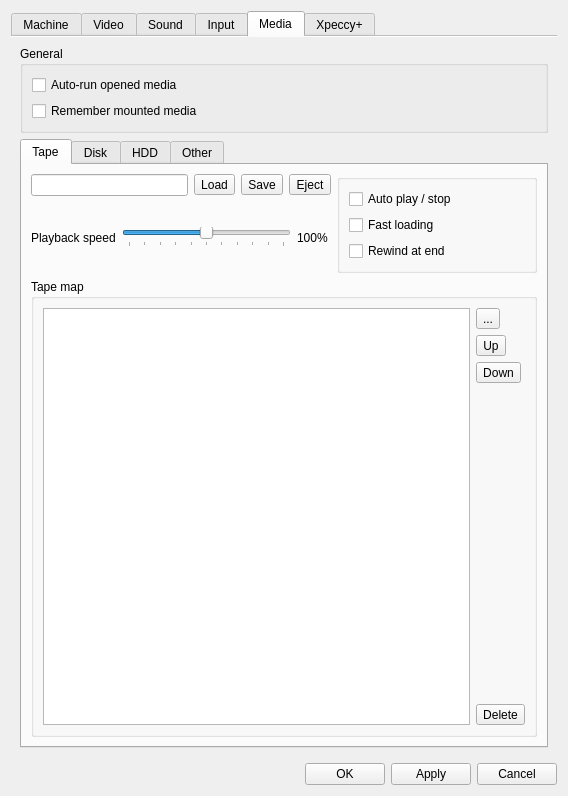
First picture: the form in ui/setupwin.ui, repository dotkoval/xpeccy-plus, before the edit.
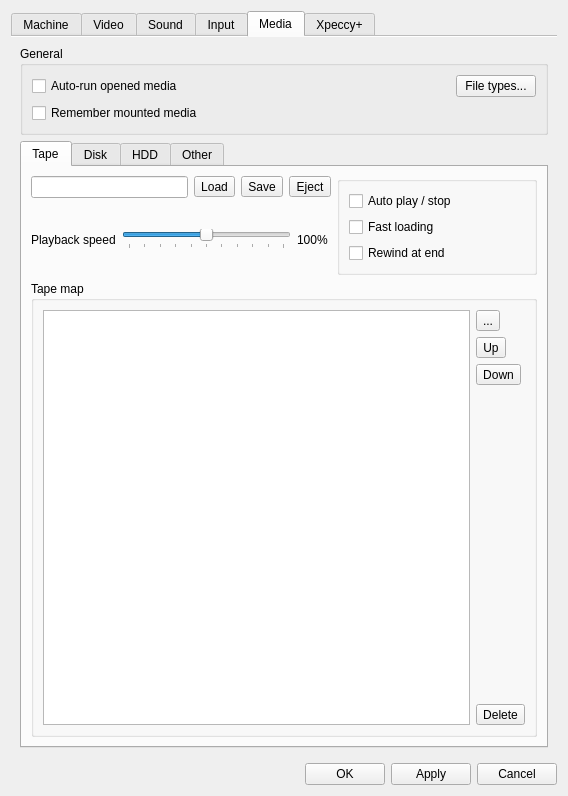
Second picture: the form after the edit. The open tabs and pages were chosen to show the change. Icons and pictures are not drawn. Custom widgets are drawn as their Qt base class.

Commit message:
media: opening a file can switch to a machine that runs it
A table in Options -> Media -> File types sets what each format does:
switch only when needed, ask, keep the machine, or always use one.
Also loads +2/+2A/+3 .z80 snapshots, stops 48K .z80 snapshots from
dropping to the 128 menu, and keeps a .spg's turbo off the next machine.

```diff
--- a/ui/setupwin.ui
+++ b/ui/setupwin.ui
@@ -2582,8 +2582,22 @@
            <property name="title">
             <string>General</string>
            </property>
-           <layout class="QVBoxLayout" name="verticalLayout_media">
-            <item>
+           <layout class="QGridLayout" name="gridLayout_media" columnstretch="1,0">
+            <item row="0" column="1">
+             <widget class="QPushButton" name="pbFileTypes">
+              <property name="toolTip">
+               <string>Which machine a snapshot, a tape or a disk is opened on</string>
+              </property>
+              <property name="text">
+               <string>File types...</string>
+              </property>
+              <property name="icon">
+               <iconset resource="../xpeccy.qrc">
+                <normaloff>:/images/computer.png</normaloff>:/images/computer.png</iconset>
+              </property>
+             </widget>
+            </item>
+            <item row="0" column="0">
              <widget class="QCheckBox" name="cbAutorun">
               <property name="toolTip">
                <string>Opening a tape or a disk resets the machine and starts it,
@@ -2594,7 +2608,7 @@
               </property>
              </widget>
             </item>
-            <item>
+            <item row="1" column="0">
              <widget class="QCheckBox" name="mempaths">
               <property name="toolTip">
                <string>Keep the tape and disk paths in the profile,
```
The commit also changes 23 other files.
